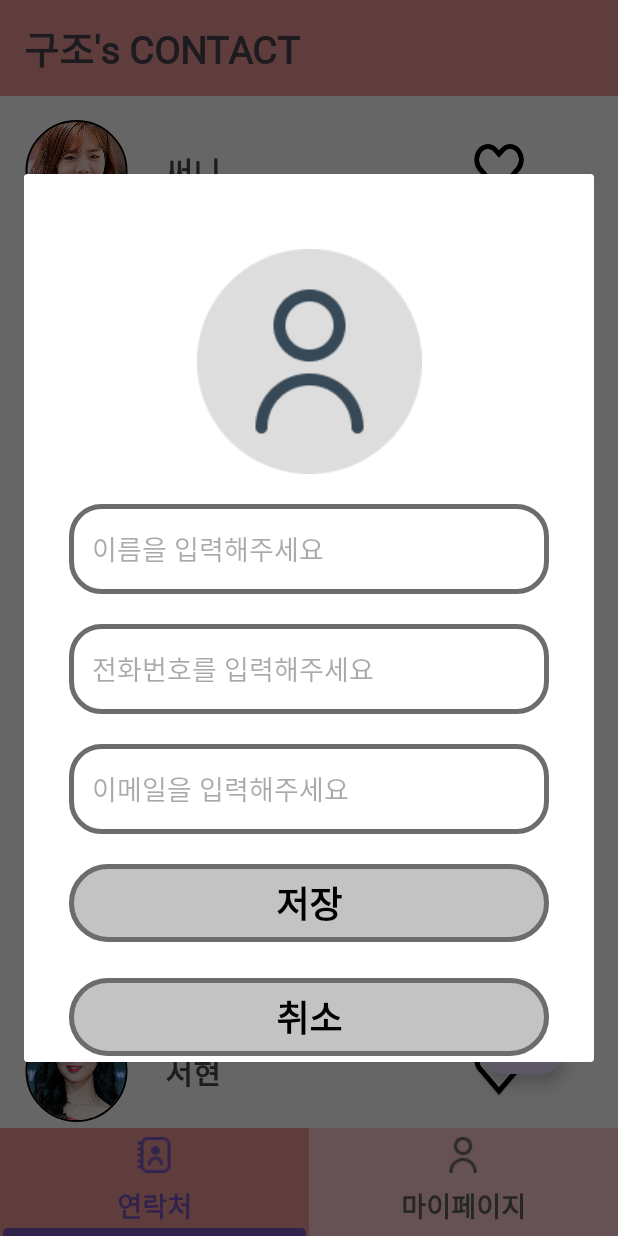
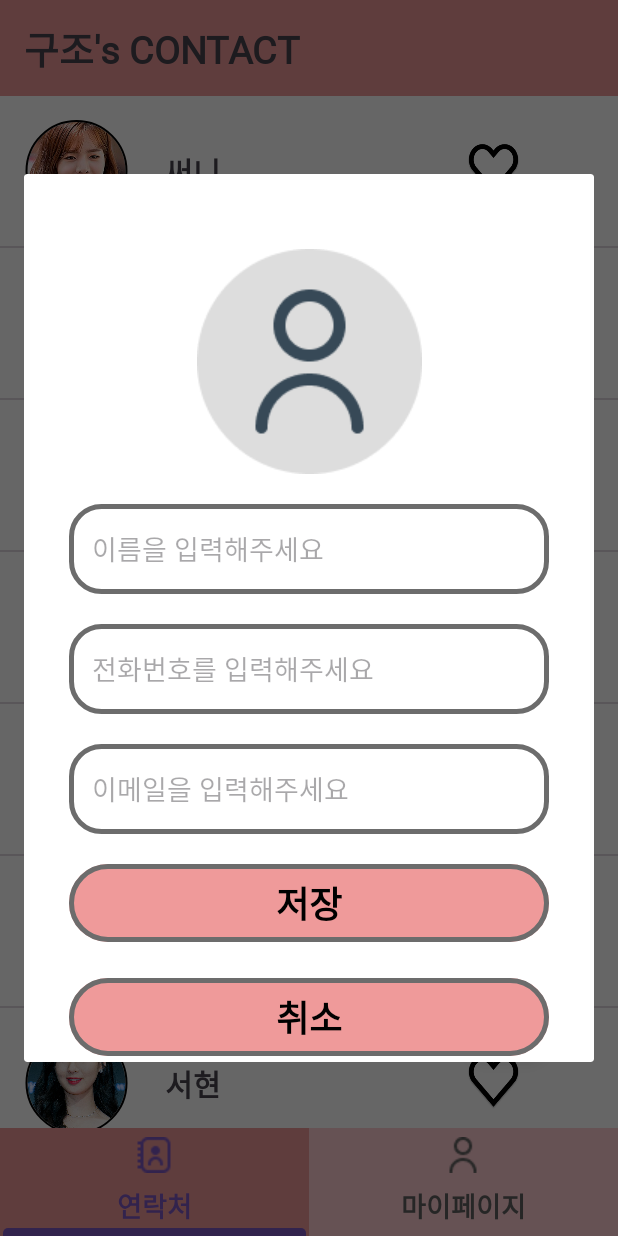
Before and after one commit to werds7890/phone_list, an Android app: the screen it shows after launch (MainContactActivity), after a tap on an icon or button, on a phone screen of 412 x 824 dp. Run offline under Robolectric (Android 15) with nearby library versions, the phone set to English and light mode, and no system bars; our stand-ins replace CircleImageView.

Commit message:
[LITTLE_FIX] : 🔧 Dialog 아이템 추가 시 빈칸처리, Dialog 내부 버튼 테마색상으로 변경, item 글자 수가 하트 아이콘 위치 변동시키는 문제 수정, Floating버튼 Img 적용 안되는 문제 수정

```diff
--- a/app/build.gradle
+++ b/app/build.gradle
@@ -44,7 +44,7 @@ dependencies {
     implementation 'de.hdodenhof:circleimageview:3.1.0'
     implementation 'androidx.core:core-ktx:1.8.0'
     implementation 'androidx.appcompat:appcompat:1.6.1'
-    implementation 'com.google.android.material:material:1.5.0'
+    implementation 'com.google.android.material:material:1.8.0'
     implementation 'androidx.constraintlayout:constraintlayout:2.1.4'
     implementation ("androidx.fragment:fragment-ktx:1.6.1")
     implementation 'de.hdodenhof:circleimageview:3.1.0'
--- a/app/src/main/java/com/example/phone_list/ContactListFragment.kt
+++ b/app/src/main/java/com/example/phone_list/ContactListFragment.kt
@@ -7,12 +7,14 @@ import android.view.LayoutInflater
 import android.view.View
 import android.view.ViewGroup
 import android.widget.FrameLayout
+import android.widget.LinearLayout
 import android.widget.Toast
 import androidx.fragment.app.DialogFragment
 import androidx.fragment.app.Fragment
 import androidx.recyclerview.widget.LinearLayoutManager
 import androidx.fragment.app.FragmentManager
 import androidx.fragment.app.setFragmentResultListener
+import androidx.recyclerview.widget.DividerItemDecoration
 import com.example.phone_list.databinding.ContactListViewBinding
 import kotlin.math.log
 
@@ -194,6 +196,7 @@ class ContactListFragment : Fragment(), ShowDialogFragment.DialogListener {
         val adapter = ContactListFragmentAdapter(dataList)
         binding.recyclerView1.adapter = adapter
         binding.recyclerView1.layoutManager = LinearLayoutManager(requireContext())
+        binding.recyclerView1.addItemDecoration(DividerItemDecoration(requireContext(),LinearLayout.VERTICAL))
 
         val detailFrag = ContactDetailFragment()
 
--- a/app/src/main/java/com/example/phone_list/MainContactActivity.kt
+++ b/app/src/main/java/com/example/phone_list/MainContactActivity.kt
@@ -30,11 +30,6 @@ class MainContactActivity : AppCompatActivity(),ShowDialogFragment.DialogListene
         super.onCreate(savedInstanceState)
         setContentView(binding.root)
 
-//        binding.floatingActionButton.setOnClickListener {
-//            val addDialog = ShowDialogFragment()
-//            addDialog.show(supportFragmentManager,"add_dialog")
-//        }
-
         var viewPager = binding.viewpager
         var tabLayout = binding.tabLayout
 
--- a/app/src/main/java/com/example/phone_list/ViewPagerAdapter.kt
+++ b/app/src/main/java/com/example/phone_list/ViewPagerAdapter.kt
@@ -8,7 +8,6 @@ import androidx.viewpager2.adapter.FragmentStateAdapter
 private const val FRAG_NUMS = 2
 
 class ViewPagerAdapter(fragmentActivity:FragmentActivity):FragmentStateAdapter(fragmentActivity) {
-//    val fragments = listOf<Fragment>(MyPageFragment(),ContactListFragment(),ShowDialogFragment())
     override fun getItemCount(): Int {
         return FRAG_NUMS
     }
--- a/app/src/main/res/layout/add_dialog.xml
+++ b/app/src/main/res/layout/add_dialog.xml
@@ -78,6 +78,7 @@
         android:layout_marginEnd="30dp"
         android:shadowColor="#A8A8A8"
         android:text="저장"
+        android:fontFamily="@font/yes24"
         android:textColor="@color/black"
         android:textSize="24sp"
         android:textStyle="bold"
@@ -96,6 +97,7 @@
         android:layout_marginEnd="30dp"
         android:shadowColor="#A8A8A8"
         android:text="취소"
+        android:fontFamily="@font/yes24"
         android:textColor="@color/black"
         android:textSize="24sp"
         android:textStyle="bold"
--- a/app/src/main/res/layout/contact_list_view.xml
+++ b/app/src/main/res/layout/contact_list_view.xml
@@ -20,10 +20,16 @@
             android:id="@+id/fab_add_user"
             android:layout_width="wrap_content"
             android:layout_height="wrap_content"
+            android:src="@drawable/fab_icon_24"
+            android:backgroundTint="@color/theme_color"
+            app:useCompatPadding="true"
+            app:fabSize="normal"
+            android:visibility="visible"
             android:layout_marginEnd="36dp"
             android:layout_marginBottom="36dp"
             app:layout_constraintBottom_toBottomOf="parent"
-            app:layout_constraintEnd_toEndOf="parent" />
+            app:layout_constraintEnd_toEndOf="parent"
+            />
 
 
     </androidx.constraintlayout.widget.ConstraintLayout>
--- a/app/src/main/res/layout/item_list.xml
+++ b/app/src/main/res/layout/item_list.xml
@@ -36,7 +36,7 @@
 
     <TextView
         android:id="@+id/item_list_text_name"
-        android:layout_width="wrap_content"
+        android:layout_width="130dp"
         android:layout_height="wrap_content"
         android:layout_marginStart="24dp"
         android:layout_marginTop="16dp"
@@ -52,7 +52,7 @@
         android:id="@+id/item_list_img_like"
         android:layout_width="0dp"
         android:layout_height="0dp"
-        android:layout_marginStart="130dp"
+        android:layout_marginStart="30dp"
         android:layout_marginTop="32dp"
         android:layout_marginEnd="24dp"
         android:layout_marginBottom="32dp"
--- a/app/src/main/res/values/colors.xml
+++ b/app/src/main/res/values/colors.xml
@@ -8,5 +8,6 @@
     <color name="light_blue">#7092BE</color>
     <color name="button_stroke">#6C6C6C</color>
     <color name="grey">#D3D3D3</color>
+    <color name="theme_color">#EF9A9A</color>
 
 </resources>
--- /dev/null
+++ b/app/src/main/res/values/dimens.xml
@@ -0,0 +1,5 @@
+<?xml version="1.0" encoding="utf-8"?>
+<resources xmlns:tools="http://schemas.android.com/tools">
+    <dimen name="design_fab_size_normal" tools:override="true">58dp</dimen>
+    <dimen name="design_fab_image_size" tools:override="true">58dp</dimen>
+</resources>
--- a/app/src/main/res/values/styles.xml
+++ b/app/src/main/res/values/styles.xml
@@ -1,7 +1,7 @@
 <?xml version="1.0" encoding="utf-8"?>
 <resources>
     <style name="DialogButtonStyle" parent="ThemeOverlay.Material3.Button">
-        <item name="backgroundTint">@color/light_grey</item>
+        <item name="backgroundTint">@color/theme_color</item>
         <item name="strokeColor">@color/button_stroke</item>
         <item name="strokeWidth">3dp</item>
     </style>
```
Also changed, not shown: app/src/main/java/com/example/phone_list/ShowDialogFragment.kt (+30 -13 lines), app/src/main/res/drawable/fab_icon_24.png (added).
